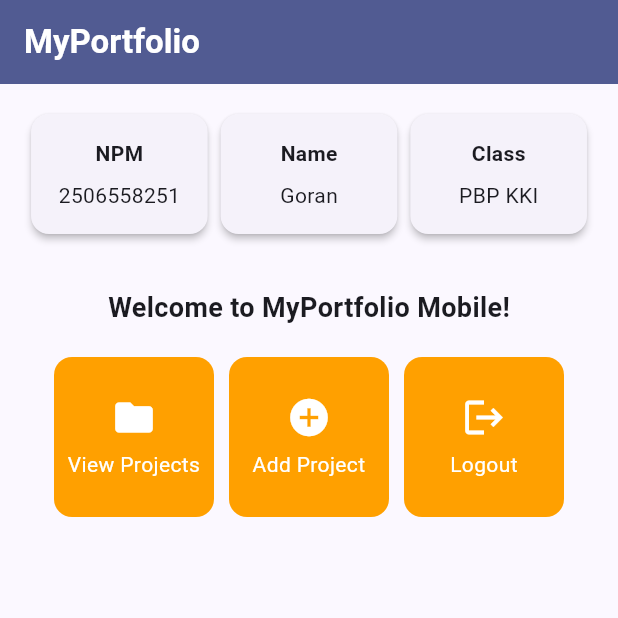
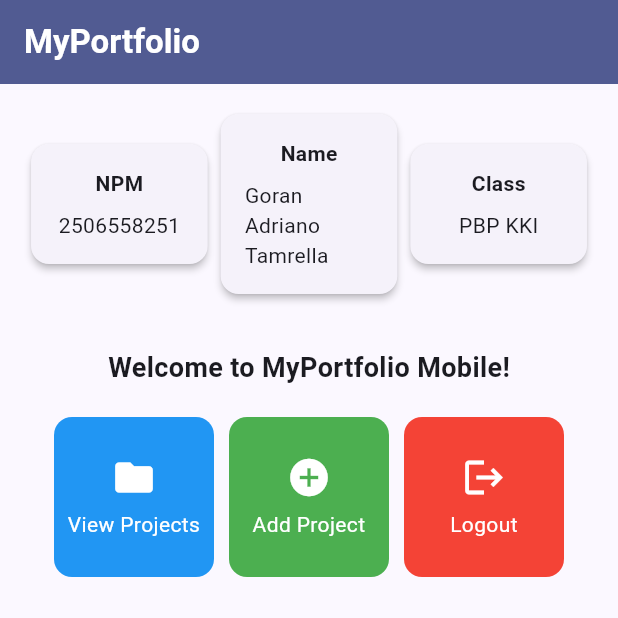
Before and after one commit to adrianogoran/myportofolio_mobile, a Flutter app: the screen it shows after launch, on a phone screen of 412 x 824 dp, the top half of it. Run offline on Flutter 3.47's test engine with Material 3 defaults, Android fonts, the phone set to English and light mode, and no system bars; our stand-ins replace material_ui.

Commit message:
feat: add per-item button colors

```diff
--- a/lib/menu.dart
+++ b/lib/menu.dart
@@ -4,13 +4,13 @@ class MyHomePage extends StatelessWidget {
   MyHomePage({super.key});
 
   final String npm = "2506558251";
-  final String nama = "Goran";
+  final String nama = "Goran Adriano Tamrella";
   final String kelas = "PBP KKI";
 
   final List<ItemHomepage> items = [
-    ItemHomepage("View Projects", Icons.folder),
-    ItemHomepage("Add Project", Icons.add_circle),
-    ItemHomepage("Logout", Icons.logout),
+    ItemHomepage("View Projects", Icons.folder, Colors.blue),
+    ItemHomepage("Add Project", Icons.add_circle, Colors.green),
+    ItemHomepage("Logout", Icons.logout, Colors.red),
   ];
 
   @override
@@ -108,11 +108,16 @@ class InfoCard extends StatelessWidget {
   }
 }
 
+/// Data model for a single action button on the home page.
+///
+/// Each item carries its own [color], so [ItemCard] can style itself
+/// without any if-else chains on the item name.
 class ItemHomepage {
   final String name;
   final IconData icon;
+  final Color color;
 
-  ItemHomepage(this.name, this.icon);
+  ItemHomepage(this.name, this.icon, this.color);
 }
 
 class ItemCard extends StatelessWidget {
@@ -123,7 +128,7 @@ class ItemCard extends StatelessWidget {
   @override
   Widget build(BuildContext context) {
     return Material(
-      color: Theme.of(context).colorScheme.secondary,
+      color: item.color,
       borderRadius: BorderRadius.circular(12),
       child: InkWell(
         onTap: () {
```
